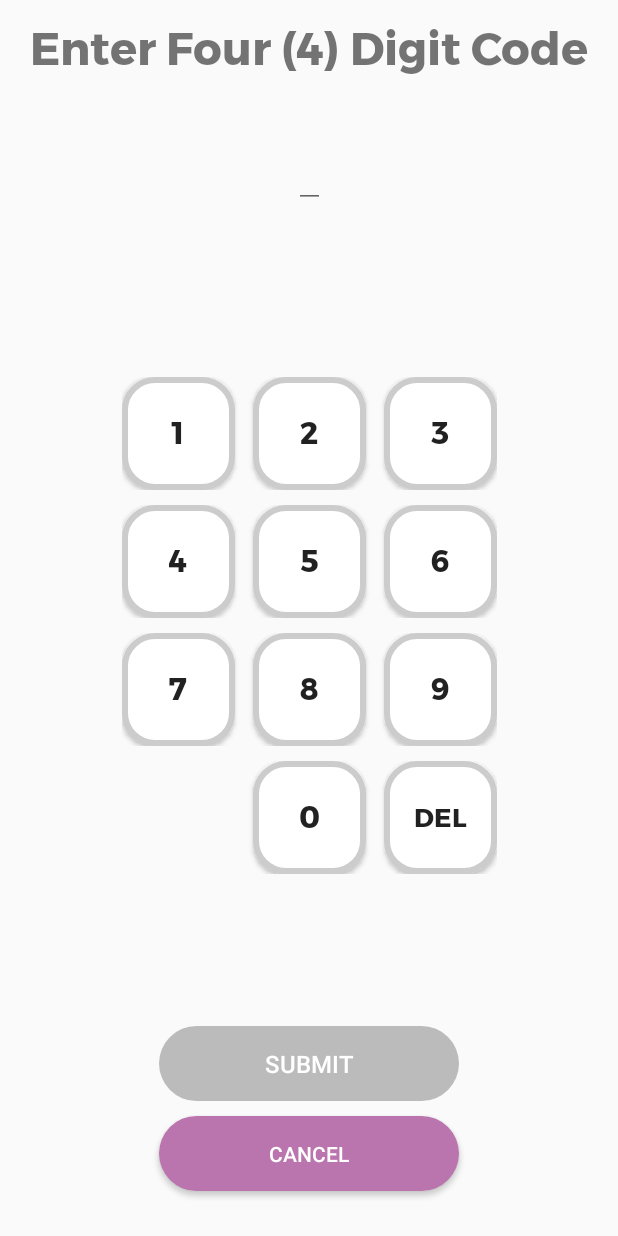
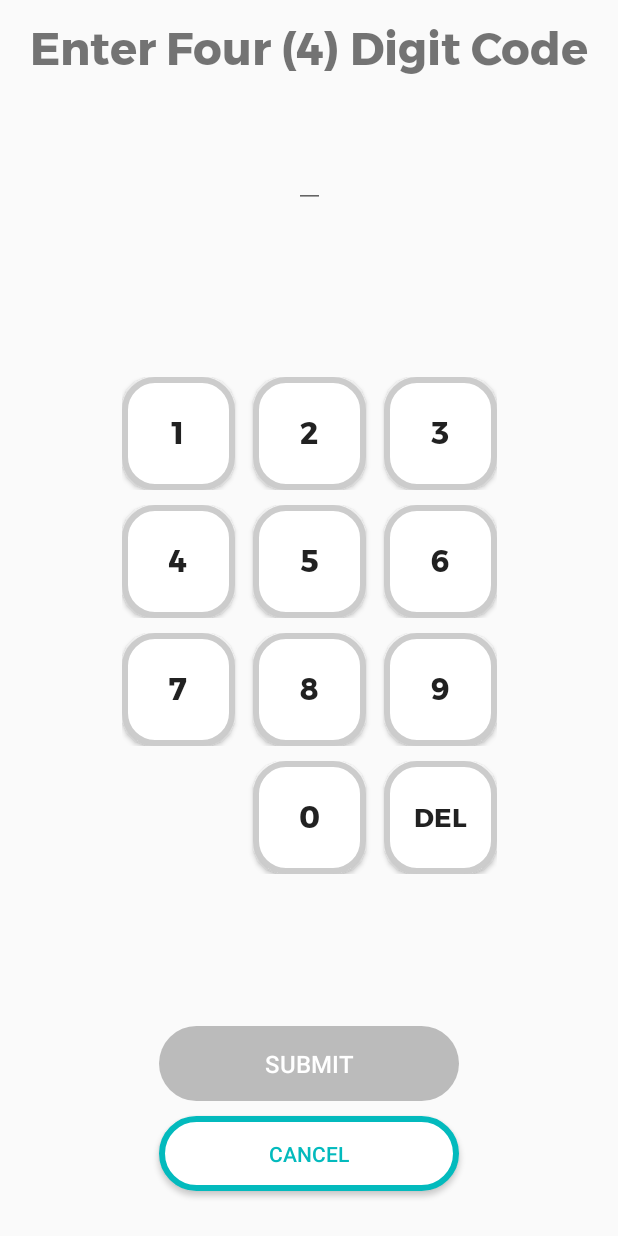
Before and after one commit to jdcaperon/AuthOut, an Android app: the EnterCodeActivity screen opened directly, with no data from a screen before it, on a phone screen of 412 x 824 dp. Run offline under Robolectric (Android 15) with nearby library versions, the phone set to English and light mode, and no system bars; our stand-ins replace Volley.

Commit message:
changed button type and added sign in others

```diff
--- a/android/AuthOut/app/src/main/java/rocketpotatoes/authout/EnterCodeActivity.java
+++ b/android/AuthOut/app/src/main/java/rocketpotatoes/authout/EnterCodeActivity.java
@@ -142,17 +142,19 @@ public class EnterCodeActivity extends AppCompatActivity implements View.OnClick
 
                         // ----------- Creating Dummy Parent -----------------------
                         List<Child> dummyChildren = new ArrayList<>();
+                        List<Child> dummyTrusted = new ArrayList<>();
                         dummyChildren.add(new Child("Ryan", "Bloggs", "Signed-Out"));
                         dummyChildren.add(new Child("Jack", "Bloggs", "Signed-Out"));
                         dummyChildren.add(new Child("Evan", "Bloggs", "Signed-Out"));
-                        dummyChildren.add(new Child("Jordan", "Bloggs", "Signed-In"));
+                        dummyTrusted.add(new Child("Jack", "Bloggs", "Signed-Out"));
 
 
-                        Parent dummyParent = new Parent("Katie", "Bloggs", dummyChildren, new ArrayList<Child>());
+                        Parent dummyParent = new Parent("Katie", "Bloggs", dummyChildren, dummyTrusted);
                         // ---------------------------------------------------------
 
                         Intent intent = new Intent(EnterCodeActivity.this, SelectStudentActivity.class);
                         intent.putExtra("PARENT", dummyParent);
+                        intent.putExtra("DISPLAY_TRUSTED_CHILDREN", false);
                         startActivity(intent);
                         finish();
                     }
--- a/android/AuthOut/app/src/main/java/rocketpotatoes/authout/HomeActivity.java
+++ b/android/AuthOut/app/src/main/java/rocketpotatoes/authout/HomeActivity.java
@@ -217,11 +217,14 @@ public class HomeActivity extends AppCompatActivity {
 
                         // ----------- Creating Dummy Parent -----------------------
                         List<Child> dummyChildren = new ArrayList<>();
+                        List<Child> dummyTrusted = new ArrayList<>();
                         dummyChildren.add(new Child("Ryan", "Bloggs", "Signed-Out"));
                         dummyChildren.add(new Child("Jack", "Bloggs", "Signed-Out"));
                         dummyChildren.add(new Child("Evan", "Bloggs", "Signed-Out"));
+                        dummyTrusted.add(new Child("Jack", "Bloggs", "Signed-Out"));
 
-                        Parent dummyParent = new Parent("Katie", "Bloggs", dummyChildren, new ArrayList<Child>());
+
+                        Parent dummyParent = new Parent("Katie", "Bloggs", dummyChildren, dummyTrusted);
                         // ---------------------------------------------------------
 
 
@@ -233,6 +236,7 @@ public class HomeActivity extends AppCompatActivity {
 
                         /*Intent intent = new Intent(HomeActivity.this, SelectStudentActivity.class);
                         intent.putExtra("PARENT", dummyParent);
+                        intent.putExtra("DISPLAY_TRUSTED_CHILDREN", false);
                         startActivity(intent);
                         finish()*/
                     }
--- /dev/null
+++ b/android/AuthOut/app/src/main/res/drawable/authout_button_secondary.xml
@@ -0,0 +1,6 @@
+<?xml version="1.0" encoding="utf-8"?>
+<shape xmlns:android="http://schemas.android.com/apk/res/android">
+    <solid android:color="#FFFFFF" />
+    <corners android:radius="50dp"/>
+    <stroke android:width="4dp" android:color="@color/colorAccent"/>
+</shape>
--- a/android/AuthOut/app/src/main/res/layout/activity_enter_code.xml
+++ b/android/AuthOut/app/src/main/res/layout/activity_enter_code.xml
@@ -206,7 +206,7 @@
         android:layout_margin="10dp"
         android:text="@string/submit"
         android:onClick="submitCode"
-        android:textColor="@color/textColour"
+        android:textColor="@android:color/white"
         android:background="@drawable/authout_button"
         app:layout_constraintLeft_toLeftOf="parent"
         app:layout_constraintRight_toRightOf="parent"
@@ -218,11 +218,10 @@
         android:layout_width="200dp"
         android:layout_height="50dp"
         android:layout_margin="30dp"
-        android:background="@drawable/authout_button_background"
-        android:backgroundTint="@color/errorButtonColor"
+        android:background="@drawable/authout_button_secondary"
         android:onClick="cancel"
         android:text="@string/cancel"
-        android:textColor="@color/textColour"
+        android:textColor="@color/colorAccent"
         app:layout_constraintLeft_toLeftOf="parent"
         app:layout_constraintRight_toRightOf="parent"
         app:layout_constraintBottom_toBottomOf="parent"/>
```
Also changed, not shown: android/AuthOut/app/src/main/java/rocketpotatoes/authout/SelectStudentActivity.java (+25 -6 lines), android/AuthOut/app/src/main/res/layout/activity_not_recognized.xml (+4 -5 lines), android/AuthOut/app/src/main/res/layout/activity_select_student.xml (+5 -5 lines).
